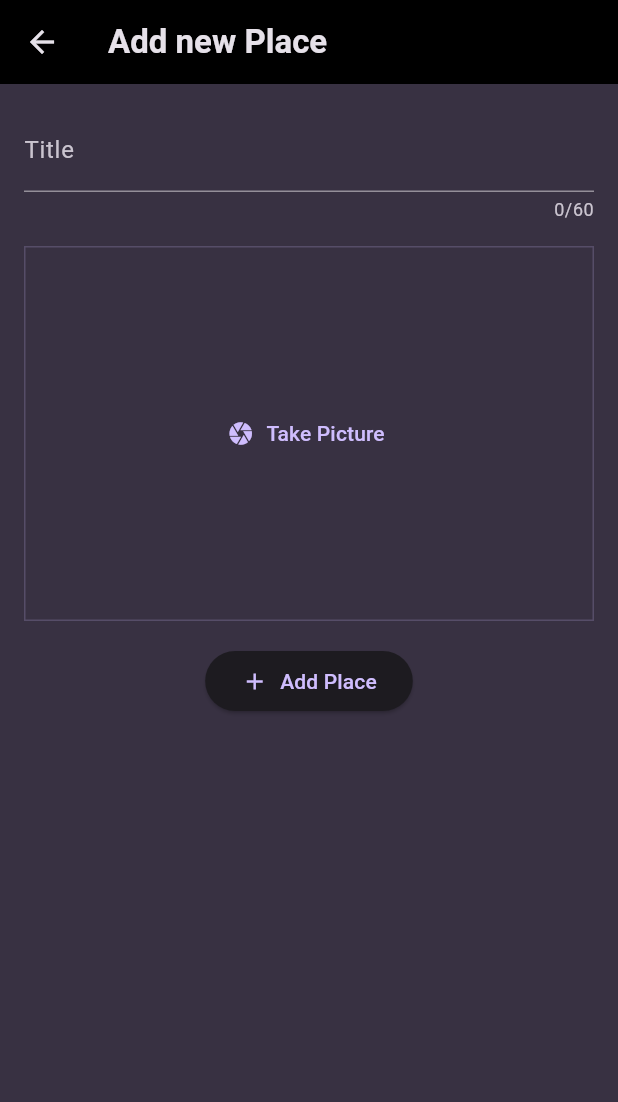
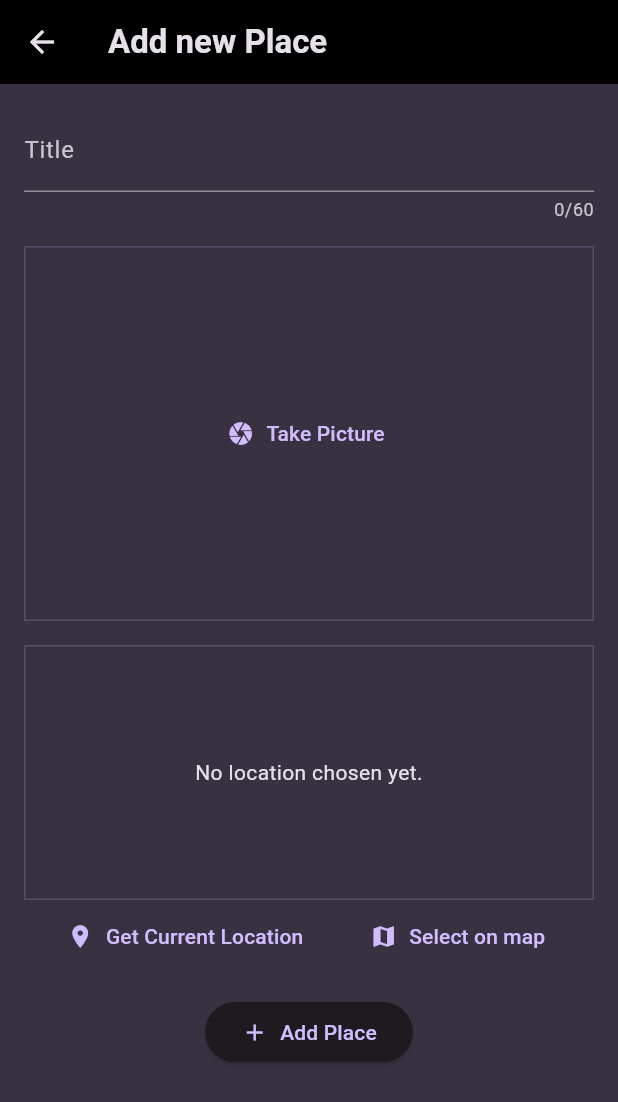
Before and after one commit to jan-neumann/favorite_places, a Flutter app: the AddPlaceScreen screen opened directly, on a phone screen of 412 x 824 dp. Shown: the top 1102 px of the screen. Run offline on Flutter 3.47's test engine with Material 3 defaults, Android fonts, the phone set to English and light mode, and no system bars; our stand-ins replace flutter_riverpod, google_fonts, image_picker.

Commit message:
Add loction input

```diff
--- /dev/null
+++ b/lib/model/widgets/location_input.dart
@@ -0,0 +1,55 @@
+import 'package:flutter/material.dart';
+
+class LocationInput extends StatefulWidget {
+  const LocationInput({super.key});
+
+  @override
+  State<LocationInput> createState() {
+    return _LocationInputState();
+  }
+}
+
+class _LocationInputState extends State<LocationInput> {
+  @override
+  Widget build(BuildContext context) {
+    return Column(
+      children: [
+        Container(
+          alignment: Alignment.center,
+          height: 170,
+          width: double.infinity,
+          decoration: BoxDecoration(
+            border: Border.all(
+              width: 1,
+              color: Theme.of(
+                context,
+              ).colorScheme.primary.withAlpha((0.2 * 255).toInt()),
+            ),
+          ),
+          child: Text(
+            'No location chosen yet.',
+            textAlign: TextAlign.center,
+            style: Theme.of(context).textTheme.bodyMedium!.copyWith(
+              color: Theme.of(context).colorScheme.onSurface,
+            ),
+          ),
+        ),
+        Row(
+          mainAxisAlignment: MainAxisAlignment.spaceEvenly,
+          children: [
+            TextButton.icon(
+              onPressed: () {},
+              icon: Icon(Icons.location_on),
+              label: Text('Get Current Location'),
+            ),
+            TextButton.icon(
+              onPressed: () {},
+              icon: Icon(Icons.map),
+              label: Text('Select on map'),
+            ),
+          ],
+        ),
+      ],
+    );
+  }
+}
--- a/lib/screens/add_place_screen.dart
+++ b/lib/screens/add_place_screen.dart
@@ -2,6 +2,7 @@ import 'dart:io';
 
 import 'package:favorite_places/model/place.dart';
 import 'package:favorite_places/model/widgets/image_input.dart';
+import 'package:favorite_places/model/widgets/location_input.dart';
 import 'package:favorite_places/providers/places_provider.dart';
 import 'package:flutter/material.dart';
 import 'package:flutter_riverpod/flutter_riverpod.dart';
@@ -65,6 +66,8 @@ class _AddPlaceState extends ConsumerState<AddPlaceScreen> {
                 SizedBox(height: 16),
                 ImageInput(onPickImage: (image) => _pickedImage = image),
                 SizedBox(height: 16),
+                LocationInput(),
+                SizedBox(height: 16),
                 ElevatedButton(
                   onPressed: _addPlace,
                   child: Row(
--- a/lib/screens/place_detail_screen.dart
+++ b/lib/screens/place_detail_screen.dart
@@ -13,8 +13,15 @@ class PlaceDetailScreen extends StatelessWidget {
         title: Text(place.name),
         backgroundColor: Theme.of(context).shadowColor,
       ),
-      body: Center(
-        child: Text(place.name, style: Theme.of(context).textTheme.titleMedium),
+      body: Stack(
+        children: [
+          Image.file(
+            place.image,
+            fit: BoxFit.cover,
+            width: double.infinity,
+            height: double.infinity,
+          ),
+        ],
       ),
     );
   }
--- a/pubspec.yaml
+++ b/pubspec.yaml
@@ -38,6 +38,7 @@ dependencies:
   flutter_riverpod: ^2.6.1
   uuid: ^4.5.1
   image_picker: ^1.1.2
+  location: ^8.0.1
 
 dev_dependencies:
   flutter_test:
```
Also changed, not shown: 1 other file.
